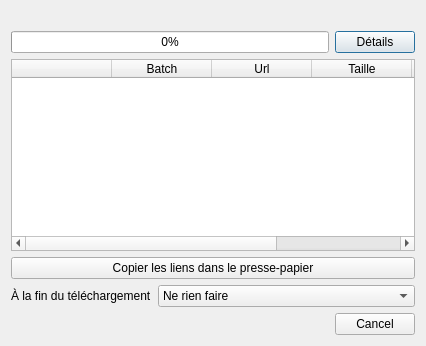
This is ui/batchwindow.ui in XanderMld/imgbrd-grabber as Qt 5 draws it before an edit. The edited form follows.
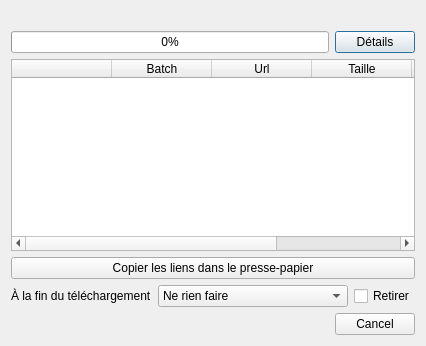
This is the edited form. Icons and pictures are not drawn.

Diff of the .ui file:
```diff
--- a/ui/batchwindow.ui
+++ b/ui/batchwindow.ui
@@ -138,15 +138,15 @@
        </widget>
       </item>
       <item>
-       <layout class="QFormLayout" name="formLayout">
-        <item row="0" column="0">
+       <layout class="QHBoxLayout" name="horizontalLayout_2" stretch="0,1,0">
+        <item>
          <widget class="QLabel" name="label">
           <property name="text">
            <string>À la fin du téléchargement</string>
           </property>
          </widget>
         </item>
-        <item row="0" column="1">
+        <item>
          <widget class="QComboBox" name="comboEnd">
           <item>
            <property name="text">
@@ -170,6 +170,13 @@
           </item>
          </widget>
         </item>
+        <item>
+         <widget class="QCheckBox" name="checkRemove">
+          <property name="text">
+           <string>Retirer</string>
+          </property>
+         </widget>
+        </item>
        </layout>
       </item>
      </layout>
```
